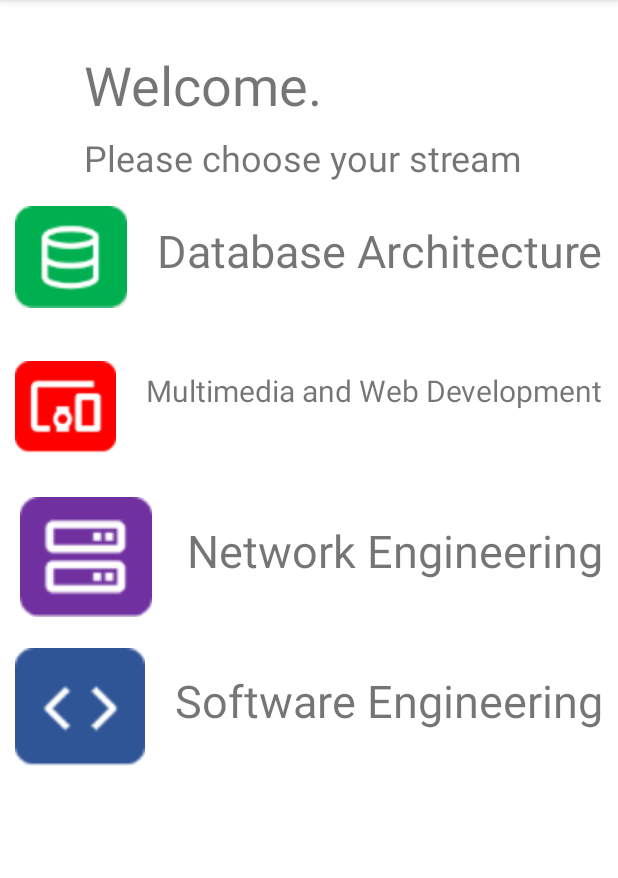
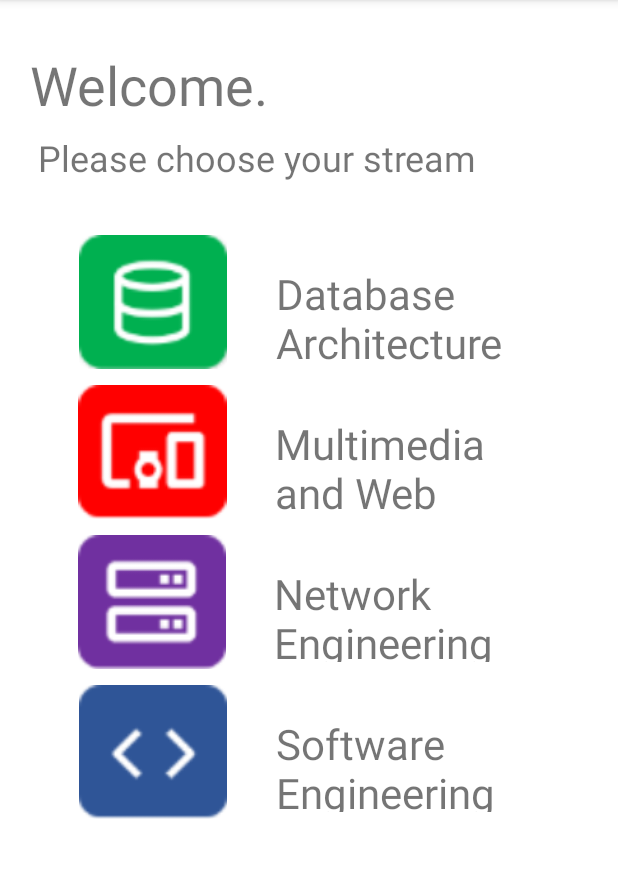
Before and after one commit to cameronwhale97/wintecComp710_untitled_developments, an Android app: the stuViewMainMenu screen opened directly, with no data from a screen before it, on a phone screen of 412 x 824 dp, the part 84-962 px from its top. Run offline under Robolectric (Android 15) with nearby library versions, the phone set to English and light mode, and no system bars; Roboto replaces fonts that are not available here.

Commit message:
Student Main Menu Styling

```diff
--- a/app/src/main/res/layout/activity_stuview_mainmenu.xml
+++ b/app/src/main/res/layout/activity_stuview_mainmenu.xml
@@ -12,7 +12,7 @@
         android:id="@+id/textView16"
         android:layout_width="wrap_content"
         android:layout_height="wrap_content"
-        android:layout_marginStart="56dp"
+        android:layout_marginStart="20dp"
         android:layout_marginTop="32dp"
         android:fontFamily="@font/roboto_bold"
         android:text="Welcome."
@@ -22,7 +22,7 @@
         android:id="@+id/textView7"
         android:layout_width="wrap_content"
         android:layout_height="wrap_content"
-        android:layout_marginStart="56dp"
+        android:layout_marginStart="25dp"
         android:layout_marginTop="8dp"
         android:fontFamily="@font/roboto"
         android:text="Please choose your stream"
@@ -31,15 +31,24 @@
     <LinearLayout
         android:layout_width="match_parent"
         android:layout_height="wrap_content"
+        android:layout_marginLeft="30dp"
+        android:layout_marginTop="30dp"
+        android:layout_marginRight="30dp"
         android:onClick="onClickDBA"
         android:orientation="horizontal">
 
         <ImageView
-            android:layout_width="50dp"
+            android:layout_width="288dp"
             android:layout_height="100dp"
             android:layout_weight="1"
-            android:padding="10dp"
+            android:padding="5dp"
             app:srcCompat="@drawable/stream_db" />
+
+        <LinearLayout
+            android:layout_width="match_parent"
+            android:layout_height="match_parent"
+            android:layout_weight="1"
+            android:orientation="vertical">
 
             <TextView
                 android:layout_width="wrap_content"
@@ -50,46 +59,66 @@
                 android:paddingRight="10dp"
                 android:text="@string/db"
                 android:textAlignment="viewStart"
-            android:textSize="30sp" />
+                android:textSize="28sp" />
+        </LinearLayout>
+
     </LinearLayout>
 
     <LinearLayout
         android:layout_width="match_parent"
         android:layout_height="wrap_content"
+        android:layout_marginLeft="30dp"
+        android:layout_marginRight="30dp"
         android:onClick="onClickMWD"
         android:orientation="horizontal">
 
         <ImageView
-            android:layout_width="225dp"
+            android:layout_width="286dp"
             android:layout_height="100dp"
             android:layout_weight="1"
-            android:padding="10dp"
+            android:padding="5dp"
             app:srcCompat="@drawable/stream_multi_web" />
+
+        <LinearLayout
+            android:layout_width="match_parent"
+            android:layout_height="match_parent"
+            android:layout_weight="1"
+            android:orientation="vertical">
 
             <TextView
                 android:layout_width="wrap_content"
-            android:layout_height="wrap_content"
+                android:layout_height="90dp"
                 android:layout_marginTop="15dp"
                 android:fontFamily="@font/roboto"
                 android:padding="10dp"
                 android:paddingRight="10dp"
                 android:text="@string/mwd"
                 android:textAlignment="viewStart"
-            android:textSize="20sp" />
+                android:textSize="28sp" />
+        </LinearLayout>
+
     </LinearLayout>
 
     <LinearLayout
         android:layout_width="match_parent"
         android:layout_height="wrap_content"
+        android:layout_marginLeft="30dp"
+        android:layout_marginRight="30dp"
         android:onClick="onClickNE"
         android:orientation="horizontal">
 
         <ImageView
-            android:layout_width="50dp"
+            android:layout_width="285dp"
             android:layout_height="100dp"
             android:layout_weight="1"
-            android:padding="10dp"
+            android:padding="5dp"
             app:srcCompat="@drawable/stream_network" />
+
+        <LinearLayout
+            android:layout_width="match_parent"
+            android:layout_height="match_parent"
+            android:layout_weight="1"
+            android:orientation="vertical">
 
             <TextView
                 android:layout_width="wrap_content"
@@ -99,21 +128,31 @@
                 android:padding="10dp"
                 android:text="@string/ne"
                 android:textAlignment="viewStart"
-            android:textSize="30sp" />
+                android:textSize="28sp" />
+        </LinearLayout>
+
     </LinearLayout>
 
     <LinearLayout
         android:layout_width="match_parent"
         android:layout_height="wrap_content"
+        android:layout_marginLeft="30dp"
+        android:layout_marginRight="30dp"
         android:onClick="onClickSE"
         android:orientation="horizontal">
 
         <ImageView
-            android:layout_width="50dp"
+            android:layout_width="287dp"
             android:layout_height="100dp"
             android:layout_weight="1"
-            android:padding="10dp"
+            android:padding="5dp"
             app:srcCompat="@drawable/stream_sw_engine" />
+
+        <LinearLayout
+            android:layout_width="match_parent"
+            android:layout_height="match_parent"
+            android:layout_weight="1"
+            android:orientation="vertical">
 
             <TextView
                 android:layout_width="wrap_content"
@@ -123,7 +162,9 @@
                 android:padding="10dp"
                 android:text="@string/se"
                 android:textAlignment="viewStart"
-            android:textSize="30sp" />
+                android:textSize="28sp" />
         </LinearLayout>
 
     </LinearLayout>
+
+</LinearLayout>
```
Lines whose indentation alone changed are shown as unchanged.
